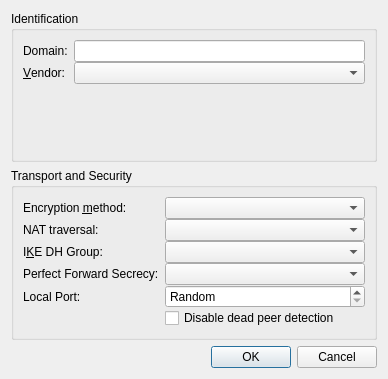
This is vpn/vpnc/vpncadvanced.ui in KDE/plasma-nm as Qt 5 draws it before an edit. The edited form follows.
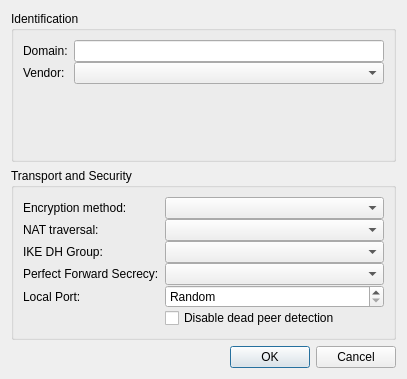
This is the edited form.

Diff of the .ui file:
```diff
--- a/vpn/vpnc/vpncadvanced.ui
+++ b/vpn/vpnc/vpncadvanced.ui
@@ -7,7 +7,7 @@
    <rect>
     <x>0</x>
     <y>0</y>
-    <width>388</width>
+    <width>407</width>
     <height>379</height>
    </rect>
   </property>
@@ -37,7 +37,7 @@
       <item row="1" column="0">
        <widget class="QLabel" name="label_2">
         <property name="text">
-         <string>&amp;Vendor:</string>
+         <string>Vendor:</string>
         </property>
         <property name="buddy">
          <cstring>vendor</cstring>
@@ -72,7 +72,7 @@
       <item row="0" column="0">
        <widget class="QLabel" name="label_3">
         <property name="text">
-         <string>Encryption &amp;method:</string>
+         <string>Encryption method:</string>
         </property>
         <property name="buddy">
          <cstring>encryption</cstring>
@@ -112,7 +112,7 @@
       <item row="2" column="0">
        <widget class="QLabel" name="label_5">
         <property name="text">
-         <string>I&amp;KE DH Group:</string>
+         <string>IKE DH Group:</string>
         </property>
         <property name="buddy">
          <cstring>dhGroup</cstring>
```
Left out of the diff: 26 changed lines with no effect on the pictures.
